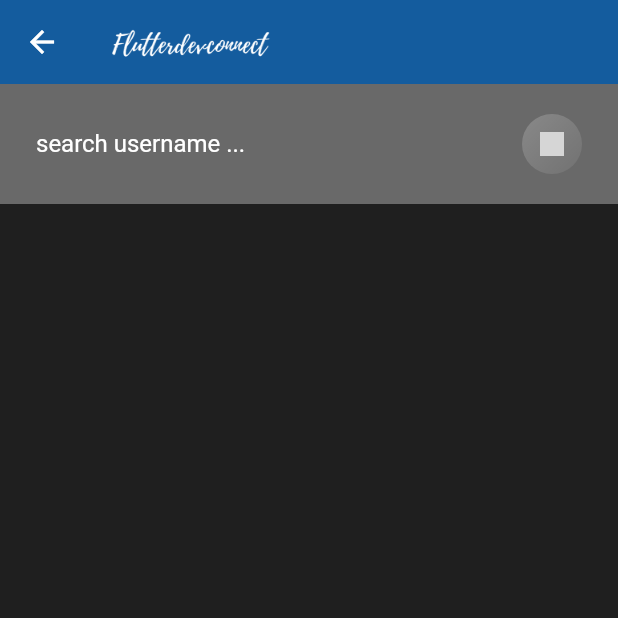
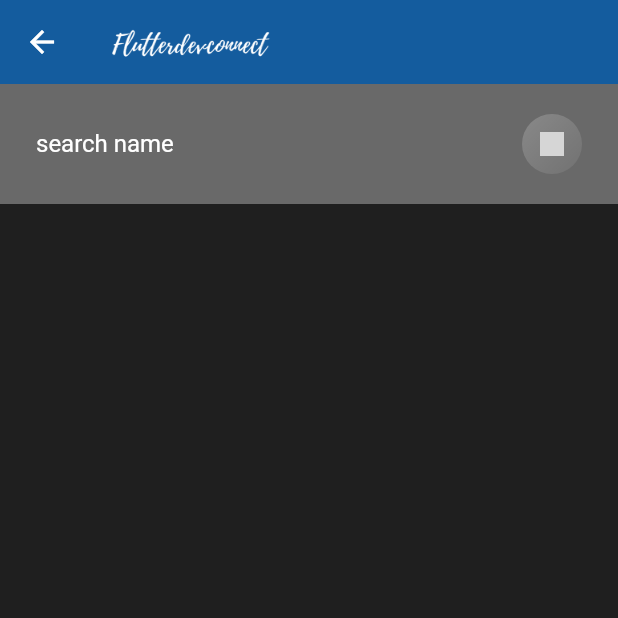
Before and after one commit to nathanmuyx/chat-app, a Flutter app: the Search screen opened directly, on a phone screen of 412 x 824 dp, the top half of it. Run offline on Flutter 3.47's test engine with Material 2 defaults, Android fonts, the phone set to English and light mode, and no system bars; our stand-ins replace cloud_firestore, firebase_auth, google_sign_in, shared_preferences; accounts and stored records are empty; Roboto replaces fonts that are missing (OverpassRegular); grey boxes are pictures that could not be loaded.

Commit message:
change text search placeholder

```diff
--- a/lib/views/search.dart
+++ b/lib/views/search.dart
@@ -153,7 +153,7 @@ class _SearchState extends State<Search> {
                       controller: searchEditingController,
                       style: simpleTextStyle(),
                       decoration: InputDecoration(
-                        hintText: "search username ...",
+                        hintText: "search name",
                         hintStyle: TextStyle(
                           color: Colors.white,
                           fontSize: 16,
```
